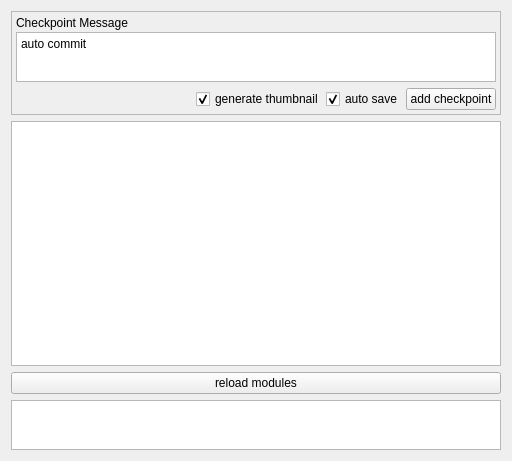
First picture: the form in version_manager/qt_docker_widget_ui.ui, repository mellowed100/Krita-Document-Version-Manager, before the edit.
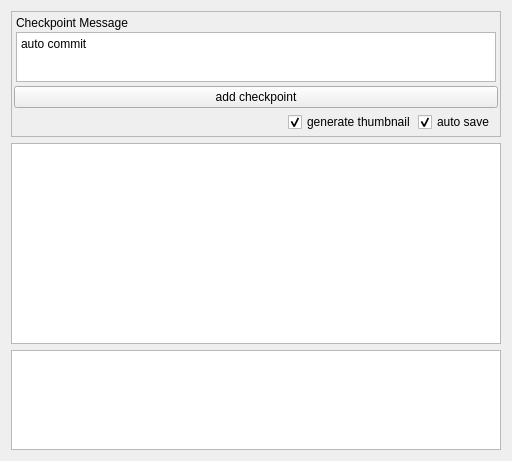
Second picture: the form after the edit. Custom widgets are drawn as their Qt base class.

Commit message: Moved "Add Checkpoint" button.

Patch:
```diff
--- a/version_manager/qt_docker_widget_ui.ui
+++ b/version_manager/qt_docker_widget_ui.ui
@@ -92,6 +92,13 @@
         </layout>
        </widget>
       </item>
+      <item>
+       <widget class="QPushButton" name="add_checkpoint_btn">
+        <property name="text">
+         <string>add checkpoint</string>
+        </property>
+       </widget>
+      </item>
       <item>
        <widget class="QFrame" name="frame_2">
         <property name="frameShape">
@@ -149,13 +156,6 @@
            </property>
           </widget>
          </item>
-         <item>
-          <widget class="QPushButton" name="add_checkpoint_btn">
-           <property name="text">
-            <string>add checkpoint</string>
-           </property>
-          </widget>
-         </item>
         </layout>
        </widget>
       </item>
@@ -165,19 +165,12 @@
    <item>
     <widget class="HistoryWidget" name="history_widget"/>
    </item>
-   <item>
-    <widget class="QPushButton" name="reload_modules_widget">
-     <property name="text">
-      <string>reload modules</string>
-     </property>
-    </widget>
-   </item>
    <item>
     <widget class="QTextEdit" name="debug_console">
      <property name="maximumSize">
       <size>
        <width>16777215</width>
-       <height>50</height>
+       <height>100</height>
       </size>
      </property>
     </widget>
```
The commit also changes 2 other files.
